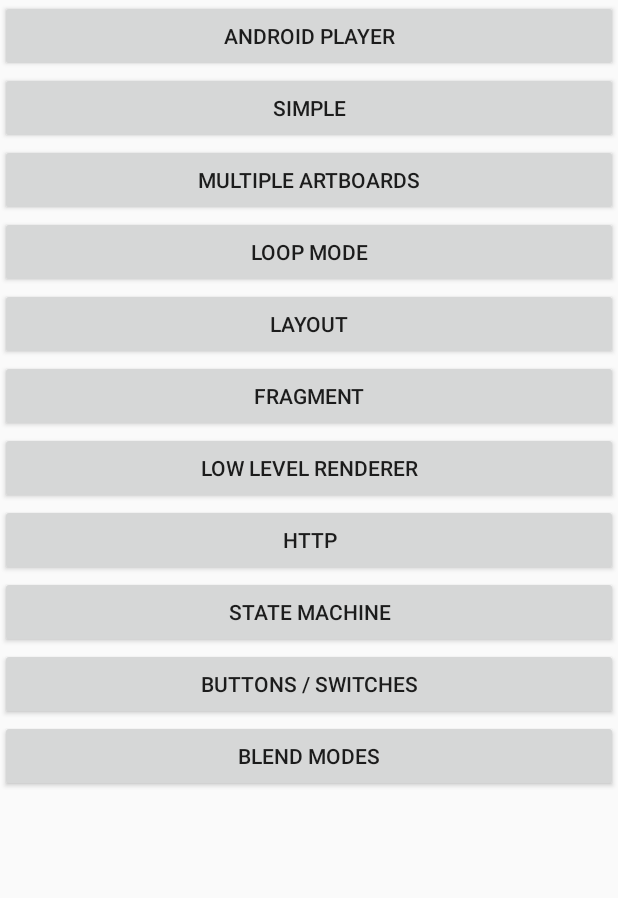
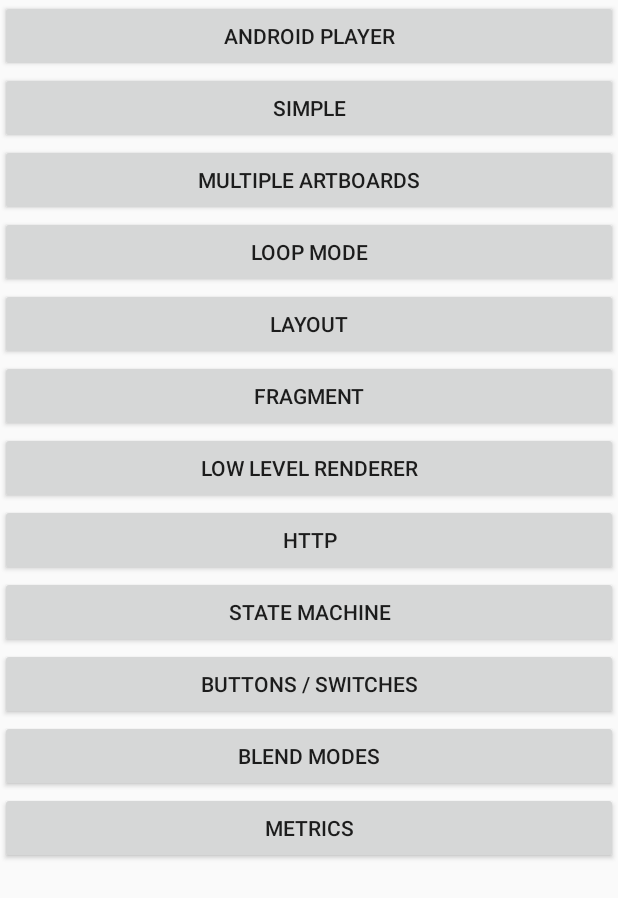
Before and after one commit to rive-app/rive-android, an Android app: the layout example_selection.xml on its own in the app's theme, with its tools: preview values and no code run, on a phone screen of 412 x 824 dp. Shown: the top 898 px of the screen. Run offline under Robolectric (Android 15) with nearby library versions, the phone set to English and light mode, and no system bars.

Commit message:
added metrics to menu

```diff
--- a/app/src/main/java/app/rive/runtime/example/MainActivity.kt
+++ b/app/src/main/java/app/rive/runtime/example/MainActivity.kt
@@ -76,5 +76,10 @@ class MainActivity : AppCompatActivity() {
                 Intent(this, BlendActivity::class.java)
             )
         }
+        findViewById<Button>(R.id.go_metrics).setOnClickListener {
+            startActivity(
+                Intent(this, MetricsActivity::class.java)
+            )
+        }
     }
 }
--- a/app/src/main/res/layout/example_selection.xml
+++ b/app/src/main/res/layout/example_selection.xml
@@ -83,6 +83,12 @@
                 android:layout_width="fill_parent"
                 android:layout_height="wrap_content"
                 android:text="Blend Modes" />
+
+            <Button
+                android:id="@+id/go_metrics"
+                android:layout_width="fill_parent"
+                android:layout_height="wrap_content"
+                android:text="Metrics" />
         </LinearLayout>
 
     </ScrollView>
```
Also changed, not shown: app/src/main/AndroidManifest.xml (+7 -9 lines).
